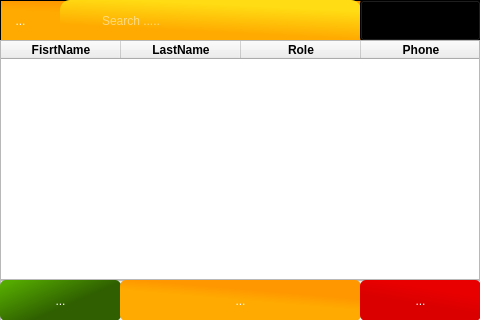
The window that HPOS/s_usermanager.ui (MinniHai/HPoS_Pi) describes before a commit, drawn with Qt 5.
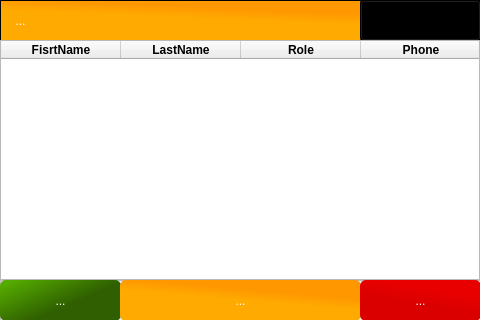
The same window after the commit. Icons and pictures are not drawn.

Commit message: Update UI : Manage - Search

```diff
--- a/HPOS/s_usermanager.ui
+++ b/HPOS/s_usermanager.ui
@@ -14,7 +14,20 @@
    <string>Dialog</string>
   </property>
   <property name="styleSheet">
-   <string notr="true">
+   <string notr="true"> QLineEdit {
+    	border: 4px qlineargradient(spread:pad, x1:0.63, y1:0.829546, 			x2:0.852182, y2:0.232, stop:0 rgba(255, 170, 0, 0), stop:1 rgba(255, 220, 19, 0));
+    	border-radius: 10px;
+		
+    	background:qlineargradient(spread:pad, x1:0.63, y1:0.829546, x2:0.852182, y2:0.232, stop:0 rgba(255, 170, 0, 255), stop:1 rgba(255, 220, 19, 255)) ;
+		
+	font: 20pt &quot;MS Shell Dlg 2&quot;;
+    padding: 1px 2px 1px 40px;
+	color: rgb(255, 255, 255);
+    }
+QLineEdit:pressed{
+	padding-right:12px;
+}
+ 
 #frame_3
 {
 		background-color: qlineargradient(spread:pad, x1:0.637, y1:0.279591, x2:0.489, y2:0.574, stop:0 rgba(255, 151, 0, 255), stop:0.75 rgba(255, 170, 0, 255));
@@ -128,38 +141,6 @@
      </size>
     </property>
    </widget>
-   <widget class="QLineEdit" name="ledSearch">
-    <property name="geometry">
-     <rect>
-      <x>60</x>
-      <y>0</y>
-      <width>301</width>
-      <height>41</height>
-     </rect>
-    </property>
-    <property name="styleSheet">
-     <string notr="true"> QLineEdit {
-    	border: 4px qlineargradient(spread:pad, x1:0.63, y1:0.829546, 			x2:0.852182, y2:0.232, stop:0 rgba(255, 170, 0, 0), stop:1 rgba(255, 220, 19, 0));
-    	border-radius: 10px;
-		
-    	background:qlineargradient(spread:pad, x1:0.63, y1:0.829546, x2:0.852182, y2:0.232, stop:0 rgba(255, 170, 0, 255), stop:1 rgba(255, 220, 19, 255)) ;
-		
-	font: 20pt &quot;MS Shell Dlg 2&quot;;
-    padding: 1px 2px 1px 40px;
-	color: rgb(255, 255, 255);
-    }
-QLineEdit:pressed{
-	padding-right:12px;
-}
- </string>
-    </property>
-    <property name="placeholderText">
-     <string>Search .....</string>
-    </property>
-    <property name="clearButtonEnabled">
-     <bool>true</bool>
-    </property>
-   </widget>
    <widget class="QComboBox" name="cbbSearchType">
     <property name="geometry">
      <rect>
```
Left out of the diff: 10 changed lines with no effect on the pictures. The commit also changes 11 other files.
